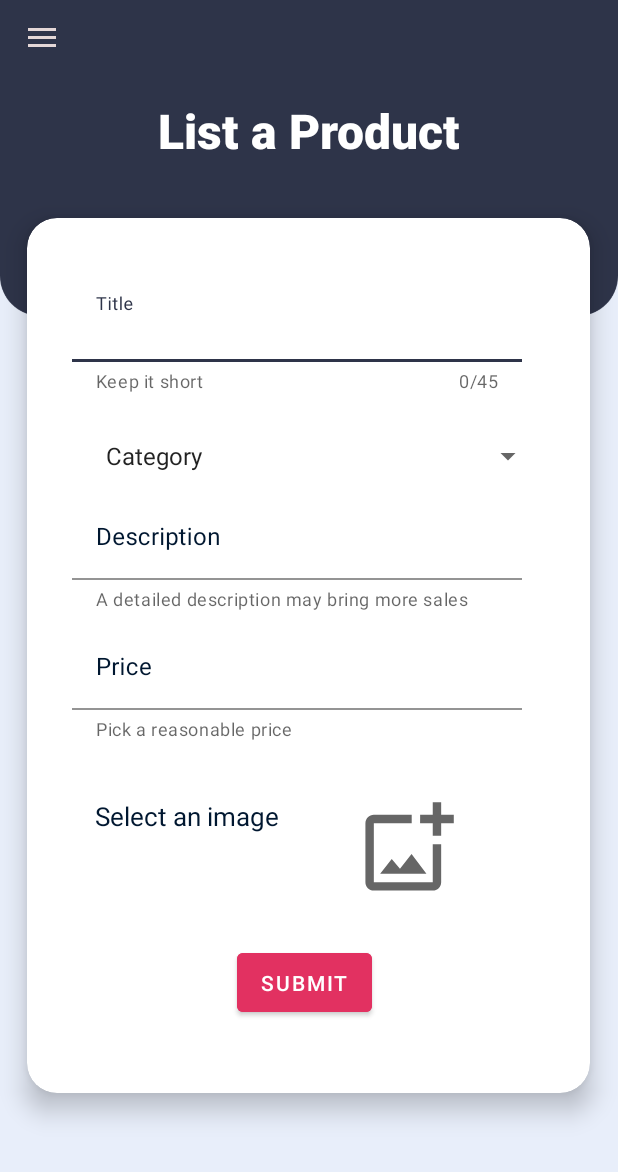
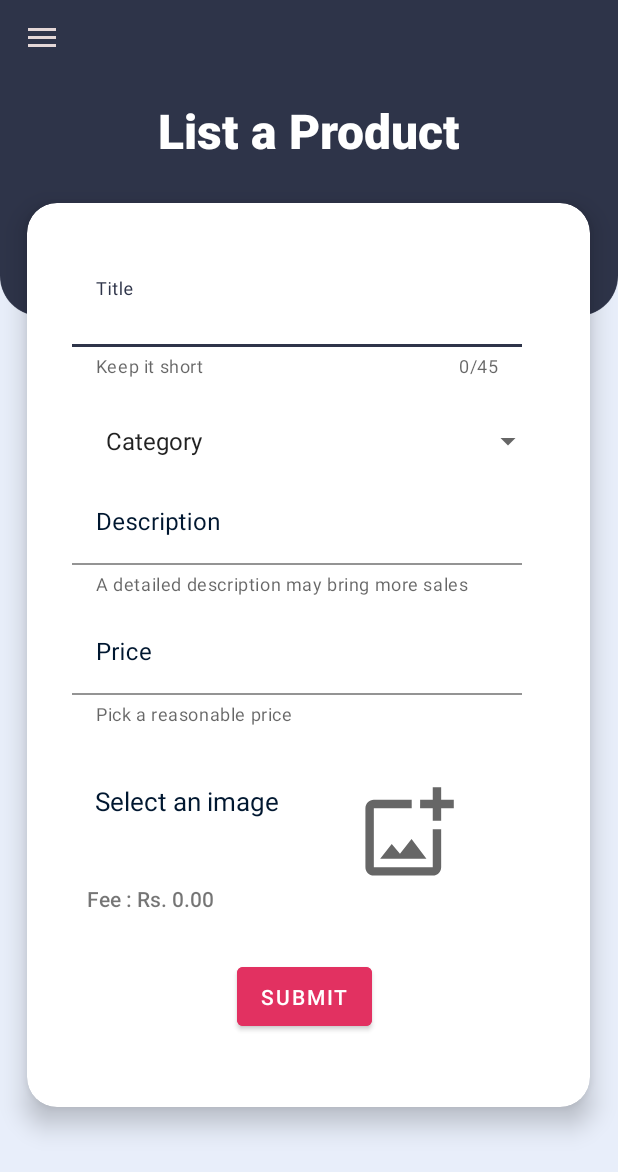
Before and after one commit to pLe98/SESATHA-Android, an Android app: the PostItem screen opened directly, with no data from a screen before it, on a phone screen of 412 x 824 dp. Shown: the top 1172 px of the screen. Run offline under Robolectric (Android 15) with nearby library versions, the phone set to English and light mode, and no system bars; our stand-ins replace Firebase (no records; nobody signed in at launch, a user with empty details on screens opened directly); libraries missing offline, so code that uses them is left out: com.iceteck.silicompressorr; pictures from the network do not load.

Commit message:
Fee calculator for item poster

```diff
--- a/app/src/main/java/com/requests/sesatha_mad_android/PostItem.java
+++ b/app/src/main/java/com/requests/sesatha_mad_android/PostItem.java
@@ -11,6 +11,8 @@ import android.content.ContentResolver;
 import android.content.Intent;
 import android.net.Uri;
 import android.os.Bundle;
+import android.text.Editable;
+import android.text.TextWatcher;
 import android.util.Log;
 import android.view.MenuItem;
 import android.view.View;
@@ -19,6 +21,7 @@ import android.widget.Button;
 import android.widget.ImageView;
 import android.widget.ProgressBar;
 import android.widget.Spinner;
+import android.widget.TextView;
 import android.widget.Toast;
 
 import com.google.android.gms.tasks.OnFailureListener;
@@ -55,6 +58,7 @@ public class PostItem extends AppCompatActivity {
     Uri imUrI;
     private String pImUrl = null;
     private ProgressBar progressBar;
+    private TextView feeTxt;
 
     //Other variables for objects
     Item item;
@@ -96,6 +100,7 @@ public class PostItem extends AppCompatActivity {
         price = findViewById(R.id.editTextPrice);
         imView = findViewById(R.id.imageView);
         progressBar =findViewById(R.id.progressBar);
+        feeTxt = findViewById(R.id.txt_fee);
 
         submiBtn.setOnClickListener(new View.OnClickListener() {
                 @Override
@@ -124,6 +129,29 @@ public class PostItem extends AppCompatActivity {
                 }
         }
         );
+
+        price.getEditText().addTextChangedListener(new TextWatcher() {
+            @Override
+            public void beforeTextChanged(CharSequence s, int start, int count, int after) {
+
+            }
+
+            @Override
+            public void onTextChanged(CharSequence s, int start, int before, int count) {
+
+            }
+
+            @Override
+            public void afterTextChanged(Editable s) {
+                String txt = price.getEditText().getText().toString();
+                float fee = (float) 0.00;
+                if (txt.length()>0){
+                    fee= Float.parseFloat(price.getEditText().getText().toString().trim());
+                }
+                feeTxt.setText("Fee : Rs. "+String.format("%.2f",calculateFee(fee)));
+            }
+        });
+
 
         //Image view on click callback method
         imView.setOnClickListener(new View.OnClickListener(){
@@ -214,4 +242,9 @@ public class PostItem extends AppCompatActivity {
         }
         return super.onOptionsItemSelected(item);
     }
+
+    private float calculateFee(float value){
+        float fee = (float) (value*0.1);
+        return fee;
+    }
 }
--- a/app/src/main/res/layout/activity_post_item.xml
+++ b/app/src/main/res/layout/activity_post_item.xml
@@ -185,6 +185,14 @@
 
                     </RelativeLayout>
 
+                    <TextView
+                        android:id="@+id/txt_fee"
+                        android:layout_width="match_parent"
+                        android:layout_height="wrap_content"
+                        android:fontFamily="sans-serif-medium"
+                        android:layout_marginStart="10dp"
+                        android:text="Fee : Rs. 0.00"/>
+
 
 
                     <Button
```
